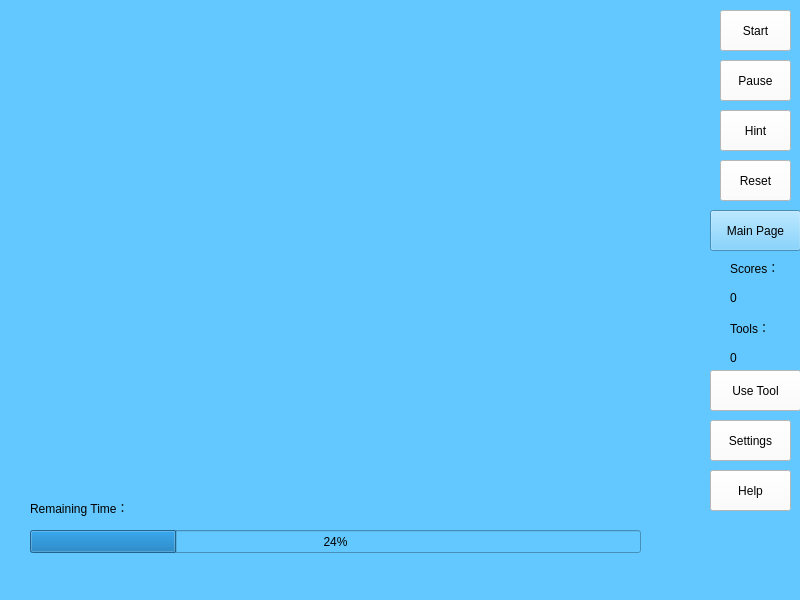
hero919/ImagesMatching, file relaxedmodewindow.ui: the form before one commit.
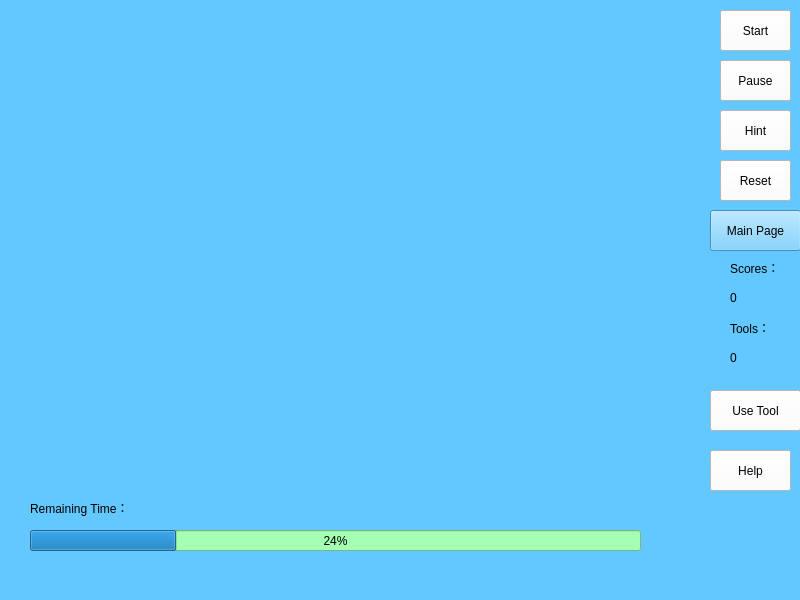
The form after the commit. Icons and pictures are not drawn.

Patch:
```diff
--- a/relaxedmodewindow.ui
+++ b/relaxedmodewindow.ui
@@ -10,6 +10,427 @@
     <height>600</height>
    </rect>
   </property>
+  <property name="baseSize">
+   <size>
+    <width>10</width>
+    <height>0</height>
+   </size>
+  </property>
+  <property name="palette">
+   <palette>
+    <active>
+     <colorrole role="WindowText">
+      <brush brushstyle="SolidPattern">
+       <color alpha="255">
+        <red>0</red>
+        <green>0</green>
+        <blue>0</blue>
+       </color>
+      </brush>
+     </colorrole>
+     <colorrole role="Button">
+      <brush brushstyle="SolidPattern">
+       <color alpha="255">
+        <red>125</red>
+        <green>241</green>
+        <blue>118</blue>
+       </color>
+      </brush>
+     </colorrole>
+     <colorrole role="Light">
+      <brush brushstyle="SolidPattern">
+       <color alpha="255">
+        <red>233</red>
+        <green>255</green>
+        <blue>232</blue>
+       </color>
+      </brush>
+     </colorrole>
+     <colorrole role="Midlight">
+      <brush brushstyle="SolidPattern">
+       <color alpha="255">
+        <red>179</red>
+        <green>248</green>
+        <blue>175</blue>
+       </color>
+      </brush>
+     </colorrole>
+     <colorrole role="Dark">
+      <brush brushstyle="SolidPattern">
+       <color alpha="255">
+        <red>62</red>
+        <green>120</green>
+        <blue>59</blue>
+       </color>
+      </brush>
+     </colorrole>
+     <colorrole role="Mid">
+      <brush brushstyle="SolidPattern">
+       <color alpha="255">
+        <red>83</red>
+        <green>161</green>
+        <blue>79</blue>
+       </color>
+      </brush>
+     </colorrole>
+     <colorrole role="Text">
+      <brush brushstyle="SolidPattern">
+       <color alpha="255">
+        <red>0</red>
+        <green>0</green>
+        <blue>0</blue>
+       </color>
+      </brush>
+     </colorrole>
+     <colorrole role="BrightText">
+      <brush brushstyle="SolidPattern">
+       <color alpha="255">
+        <red>255</red>
+        <green>255</green>
+        <blue>255</blue>
+       </color>
+      </brush>
+     </colorrole>
+     <colorrole role="ButtonText">
+      <brush brushstyle="SolidPattern">
+       <color alpha="255">
+        <red>0</red>
+        <green>0</green>
+        <blue>0</blue>
+       </color>
+      </brush>
+     </colorrole>
+     <colorrole role="Base">
+      <brush brushstyle="SolidPattern">
+       <color alpha="255">
+        <red>255</red>
+        <green>255</green>
+        <blue>255</blue>
+       </color>
+      </brush>
+     </colorrole>
+     <colorrole role="Window">
+      <brush brushstyle="SolidPattern">
+       <color alpha="255">
+        <red>125</red>
+        <green>241</green>
+        <blue>118</blue>
+       </color>
+      </brush>
+     </colorrole>
+     <colorrole role="Shadow">
+      <brush brushstyle="SolidPattern">
+       <color alpha="255">
+        <red>0</red>
+        <green>0</green>
+        <blue>0</blue>
+       </color>
+      </brush>
+     </colorrole>
+     <colorrole role="AlternateBase">
+      <brush brushstyle="SolidPattern">
+       <color alpha="255">
+        <red>190</red>
+        <green>248</green>
+        <blue>186</blue>
+       </color>
+      </brush>
+     </colorrole>
+     <colorrole role="ToolTipBase">
+      <brush brushstyle="SolidPattern">
+       <color alpha="255">
+        <red>255</red>
+        <green>255</green>
+        <blue>220</blue>
+       </color>
+      </brush>
+     </colorrole>
+     <colorrole role="ToolTipText">
+      <brush brushstyle="SolidPattern">
+       <color alpha="255">
+        <red>0</red>
+        <green>0</green>
+        <blue>0</blue>
+       </color>
+      </brush>
+     </colorrole>
+    </active>
+    <inactive>
+     <colorrole role="WindowText">
+      <brush brushstyle="SolidPattern">
+       <color alpha="255">
+        <red>0</red>
+        <green>0</green>
+        <blue>0</blue>
+       </color>
+      </brush>
+     </colorrole>
+     <colorrole role="Button">
+      <brush brushstyle="SolidPattern">
+       <color alpha="255">
+        <red>125</red>
+        <green>241</green>
+        <blue>118</blue>
+       </color>
+      </brush>
+     </colorrole>
+     <colorrole role="Light">
+      <brush brushstyle="SolidPattern">
+       <color alpha="255">
+        <red>233</red>
+        <green>255</green>
+        <blue>232</blue>
+       </color>
+      </brush>
+     </colorrole>
+     <colorrole role="Midlight">
+      <brush brushstyle="SolidPattern">
+       <color alpha="255">
+        <red>179</red>
+        <green>248</green>
+        <blue>175</blue>
+       </color>
+      </brush>
+     </colorrole>
+     <colorrole role="Dark">
+      <brush brushstyle="SolidPattern">
+       <color alpha="255">
+        <red>62</red>
+        <green>120</green>
+        <blue>59</blue>
+       </color>
+      </brush>
+     </colorrole>
+     <colorrole role="Mid">
+      <brush brushstyle="SolidPattern">
+       <color alpha="255">
+        <red>83</red>
+        <green>161</green>
+        <blue>79</blue>
+       </color>
+      </brush>
+     </colorrole>
+     <colorrole role="Text">
+      <brush brushstyle="SolidPattern">
+       <color alpha="255">
+        <red>0</red>
+        <green>0</green>
+        <blue>0</blue>
+       </color>
+      </brush>
+     </colorrole>
+     <colorrole role="BrightText">
+      <brush brushstyle="SolidPattern">
+       <color alpha="255">
+        <red>255</red>
+        <green>255</green>
+        <blue>255</blue>
+       </color>
+      </brush>
+     </colorrole>
+     <colorrole role="ButtonText">
+      <brush brushstyle="SolidPattern">
+       <color alpha="255">
+        <red>0</red>
+        <green>0</green>
+        <blue>0</blue>
+       </color>
+      </brush>
+     </colorrole>
+     <colorrole role="Base">
+      <brush brushstyle="SolidPattern">
+       <color alpha="255">
+        <red>255</red>
+        <green>255</green>
+        <blue>255</blue>
+       </color>
+      </brush>
+     </colorrole>
+     <colorrole role="Window">
+      <brush brushstyle="SolidPattern">
+       <color alpha="255">
+        <red>125</red>
+        <green>241</green>
+        <blue>118</blue>
+       </color>
+      </brush>
+     </colorrole>
+     <colorrole role="Shadow">
+      <brush brushstyle="SolidPattern">
+       <color alpha="255">
+        <red>0</red>
+        <green>0</green>
+        <blue>0</blue>
+       </color>
+      </brush>
+     </colorrole>
+     <colorrole role="AlternateBase">
+      <brush brushstyle="SolidPattern">
+       <color alpha="255">
+        <red>190</red>
+        <green>248</green>
+        <blue>186</blue>
+       </color>
+      </brush>
+     </colorrole>
+     <colorrole role="ToolTipBase">
+      <brush brushstyle="SolidPattern">
+       <color alpha="255">
+        <red>255</red>
+        <green>255</green>
+        <blue>220</blue>
+       </color>
+      </brush>
+     </colorrole>
+     <colorrole role="ToolTipText">
+      <brush brushstyle="SolidPattern">
+       <color alpha="255">
+        <red>0</red>
+        <green>0</green>
+        <blue>0</blue>
+       </color>
+      </brush>
+     </colorrole>
+    </inactive>
+    <disabled>
+     <colorrole role="WindowText">
+      <brush brushstyle="SolidPattern">
+       <color alpha="255">
+        <red>62</red>
+        <green>120</green>
+        <blue>59</blue>
+       </color>
+      </brush>
+     </colorrole>
+     <colorrole role="Button">
+      <brush brushstyle="SolidPattern">
+       <color alpha="255">
+        <red>125</red>
+        <green>241</green>
+        <blue>118</blue>
+       </color>
+      </brush>
+     </colorrole>
+     <colorrole role="Light">
+      <brush brushstyle="SolidPattern">
+       <color alpha="255">
+        <red>233</red>
+        <green>255</green>
+        <blue>232</blue>
+       </color>
+      </brush>
+     </colorrole>
+     <colorrole role="Midlight">
+      <brush brushstyle="SolidPattern">
+       <color alpha="255">
+        <red>179</red>
+        <green>248</green>
+        <blue>175</blue>
+       </color>
+      </brush>
+     </colorrole>
+     <colorrole role="Dark">
+      <brush brushstyle="SolidPattern">
+       <color alpha="255">
+        <red>62</red>
+        <green>120</green>
+        <blue>59</blue>
+       </color>
+      </brush>
+     </colorrole>
+     <colorrole role="Mid">
+      <brush brushstyle="SolidPattern">
+       <color alpha="255">
+        <red>83</red>
+        <green>161</green>
+        <blue>79</blue>
+       </color>
+      </brush>
+     </colorrole>
+     <colorrole role="Text">
+      <brush brushstyle="SolidPattern">
+       <color alpha="255">
+        <red>62</red>
+        <green>120</green>
+        <blue>59</blue>
+       </color>
+      </brush>
+     </colorrole>
+     <colorrole role="BrightText">
+      <brush brushstyle="SolidPattern">
+       <color alpha="255">
+        <red>255</red>
+        <green>255</green>
+        <blue>255</blue>
+       </color>
+      </brush>
+     </colorrole>
+     <colorrole role="ButtonText">
+      <brush brushstyle="SolidPattern">
+       <color alpha="255">
+        <red>62</red>
+        <green>120</green>
+        <blue>59</blue>
+       </color>
+      </brush>
+     </colorrole>
+     <colorrole role="Base">
+      <brush brushstyle="SolidPattern">
+       <color alpha="255">
+        <red>125</red>
+        <green>241</green>
+        <blue>118</blue>
+       </color>
+      </brush>
+     </colorrole>
+     <colorrole role="Window">
+      <brush brushstyle="SolidPattern">
+       <color alpha="255">
+        <red>125</red>
+        <green>241</green>
+        <blue>118</blue>
+       </color>
+      </brush>
+     </colorrole>
+     <colorrole role="Shadow">
+      <brush brushstyle="SolidPattern">
+       <color alpha="255">
+        <red>0</red>
+        <green>0</green>
+        <blue>0</blue>
+       </color>
+      </brush>
+     </colorrole>
+     <colorrole role="AlternateBase">
+      <brush brushstyle="SolidPattern">
+       <color alpha="255">
+        <red>125</red>
+        <green>241</green>
+        <blue>118</blue>
+       </color>
+      </brush>
+     </colorrole>
+     <colorrole role="ToolTipBase">
+      <brush brushstyle="SolidPattern">
+       <color alpha="255">
+        <red>255</red>
+        <green>255</green>
+        <blue>220</blue>
+       </color>
+      </brush>
+     </colorrole>
+     <colorrole role="ToolTipText">
+      <brush brushstyle="SolidPattern">
+       <color alpha="255">
+        <red>0</red>
+        <green>0</green>
+        <blue>0</blue>
+       </color>
+      </brush>
+     </colorrole>
+    </disabled>
+   </palette>
+  </property>
   <property name="windowTitle">
    <string>MainWindow</string>
   </property>
@@ -101,7 +522,7 @@
     <property name="geometry">
      <rect>
       <x>710</x>
-      <y>370</y>
+      <y>390</y>
       <width>91</width>
       <height>41</height>
      </rect>
@@ -113,27 +534,11 @@
      <string>Use Tool</string>
     </property>
    </widget>
-   <widget class="QPushButton" name="pushButton_7">
-    <property name="geometry">
-     <rect>
-      <x>710</x>
-      <y>420</y>
-      <width>81</width>
-      <height>41</height>
-     </rect>
-    </property>
-    <property name="styleSheet">
-     <string notr="true">background-color: rgb(255, 255, 255);</string>
-    </property>
-    <property name="text">
-     <string>Settings</string>
-    </property>
-   </widget>
    <widget class="QPushButton" name="pushButton_8">
     <property name="geometry">
      <rect>
       <x>710</x>
-      <y>470</y>
+      <y>450</y>
       <width>81</width>
       <height>41</height>
      </rect>
@@ -196,9 +601,12 @@
       <x>30</x>
       <y>530</y>
       <width>611</width>
-      <height>23</height>
+      <height>21</height>
      </rect>
     </property>
+    <property name="styleSheet">
+     <string notr="true">background-color: rgb(165, 255, 178)</string>
+    </property>
     <property name="value">
      <number>24</number>
     </property>
```
